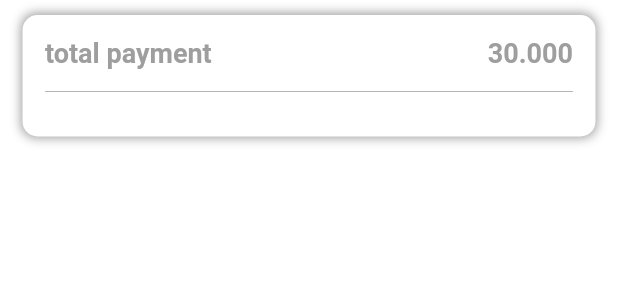
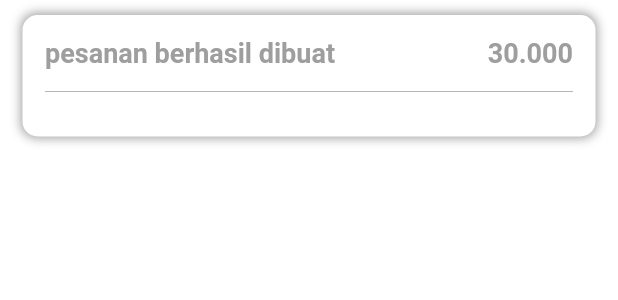
Before and after one commit to nadamahbubatun/flutter-assesment, a Flutter app: what save() shows on an empty page, opened directly, on a phone screen of 412 x 824 dp. Shown: the top 300 px of the screen. Run offline on Flutter 3.47's test engine with Material 2 defaults, Android fonts, the phone set to English and light mode, and no system bars.

Commit message:
pesanan berhasil dibuat

```diff
--- a/lib/save.dart
+++ b/lib/save.dart
@@ -30,7 +30,7 @@ class save extends StatelessWidget {
                       mainAxisAlignment: MainAxisAlignment.spaceBetween,
                       children: [
                         Text(
-                          "total payment",
+                          "pesanan berhasil dibuat",
                           style: TextStyle(
                             fontSize: 18,
                             fontWeight: FontWeight.bold,
```
